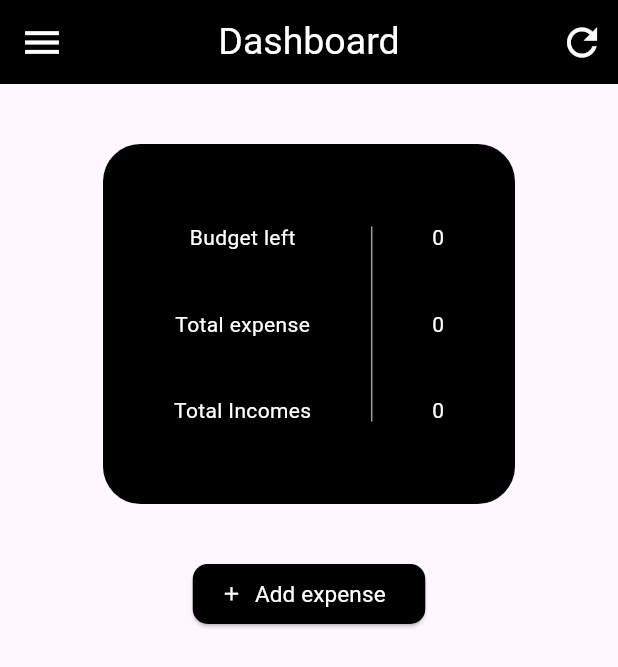
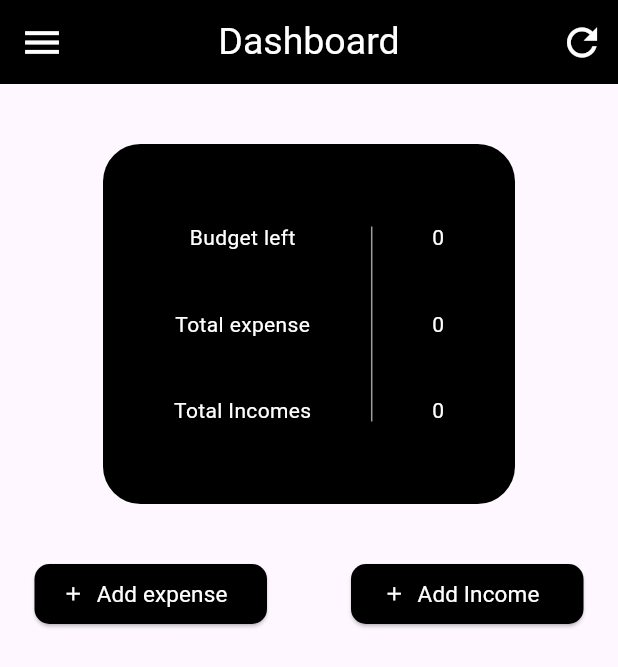
Before and after one commit to Abberate/budget_app_top, a Flutter app: the screen it shows once a user with an empty profile is signed in, on a phone screen of 412 x 824 dp. Shown: the top 667 px of the screen. Run offline on Flutter 3.47's test engine with Material 3 defaults, Android fonts, the phone set to English and light mode, and no system bars; our stand-ins replace cloud_firestore, firebase_auth, firebase_core, flutter_hooks, flutter_svg, google_fonts and 4 more; missing offline and left inert: sign_button; accounts and stored records are empty; network calls fail.

Commit message:
Commit 20-06-25

```diff
--- a/lib/mobile/expense_view_mobile.dart
+++ b/lib/mobile/expense_view_mobile.dart
@@ -192,6 +192,7 @@ class ExpenseViewMobile extends HookConsumerWidget {
             Row(
               mainAxisAlignment: MainAxisAlignment.spaceEvenly,
               children: [
+                //Add expense
                 SizedBox(
                   height: 40.0,
                   width: 155.0,
@@ -215,10 +216,40 @@ class ExpenseViewMobile extends HookConsumerWidget {
                       color: Colors.white,
                     ),
                     onPressed: () async {
-                      viewModelProvider.addExpense(context);
+                      await viewModelProvider.addExpense(context);
                     },
                   ),
-                )
+                ),
+                SizedBox(
+                  width: 10.0,
+                ),
+                SizedBox(
+                  height: 40.0,
+                  width: 155.0,
+                  child: ElevatedButton.icon(
+                    style: ElevatedButton.styleFrom(
+                      overlayColor: Colors.grey,
+                      backgroundColor: Colors.black,
+                      iconColor: Colors.white,
+                      shape: RoundedRectangleBorder(
+                        borderRadius: BorderRadiusGeometry.circular(10.0),
+                      ),
+                    ),
+                    label: Poppins(
+                      text: "Add Income",
+                      size: 15.0,
+                      color: Colors.white,
+                    ),
+                    icon: Icon(
+                      Icons.add,
+                      size: 15.0,
+                      color: Colors.white,
+                    ),
+                    onPressed: () async {
+                      await viewModelProvider.addExpense(context);
+                    },
+                  ),
+                ),
               ],
             )
           ],
--- a/lib/mobile/login_view_mobile.dart
+++ b/lib/mobile/login_view_mobile.dart
@@ -168,7 +168,7 @@ class LoginViewMobile extends HookConsumerWidget {
                   if (kIsWeb) {
                     await viewModelProvider.signInWithGoogleWeb(context);
                   } else {
-                    await viewModelProvider.signInWithGoogleWebMobile(context);
+                    await viewModelProvider.signInWithGoogleMobile(context);
                   }
                 }),
           ],
--- a/lib/web/login_view_web.dart
+++ b/lib/web/login_view_web.dart
@@ -176,7 +176,7 @@ class LoginViewWeb extends HookConsumerWidget {
                           await viewModelProvider.signInWithGoogleWeb(context);
                         } else {
                           await viewModelProvider
-                              .signInWithGoogleWebMobile(context);
+                              .signInWithGoogleMobile(context);
                         }
                       }),
                 ],
```
Also changed, not shown: lib/components.dart (+6 -5 lines), lib/view_model.dart (+119 -21 lines).
